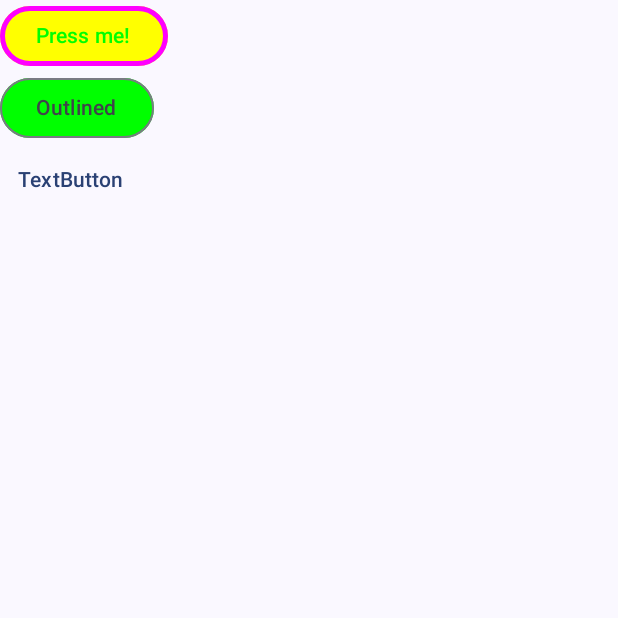
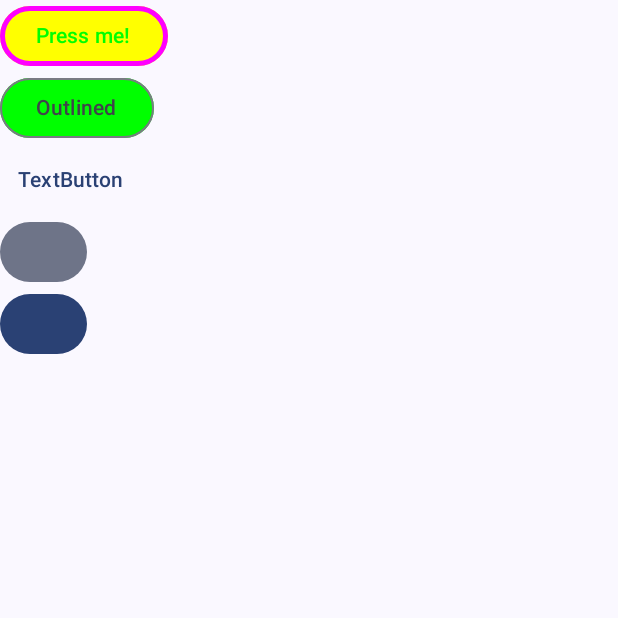
Before and after one commit to veselin0/Jetpack-Compose-Aristedes-Updated, an Android app built with Jetpack Compose: the screen it shows after launch (MainActivity), on a phone screen of 412 x 824 dp, the top half of it. Run offline under Robolectric (Android 15) with nearby library versions, the phone set to English and light mode, and no system bars.

Commit message:
29. FilledTonalButton

```diff
--- a/MyUpgradedApplication/app/src/main/java/com/example/myupgradedapplication/components/Buttons.kt
+++ b/MyUpgradedApplication/app/src/main/java/com/example/myupgradedapplication/components/Buttons.kt
@@ -7,6 +7,7 @@ import androidx.compose.foundation.shape.RoundedCornerShape
 import androidx.compose.material3.Button
 import androidx.compose.material3.ButtonColors
 import androidx.compose.material3.ButtonDefaults
+import androidx.compose.material3.FilledTonalButton
 import androidx.compose.material3.OutlinedButton
 import androidx.compose.material3.Text
 import androidx.compose.material3.TextButton
@@ -41,5 +42,7 @@ fun MyButtons(modifier: Modifier = Modifier) {
         TextButton(onClick = {}) {
             Text(text = "TextButton")
         }
+        FilledTonalButton(onClick = {}) { }
+        Button(onClick = {}) {}
     }
 }
```
